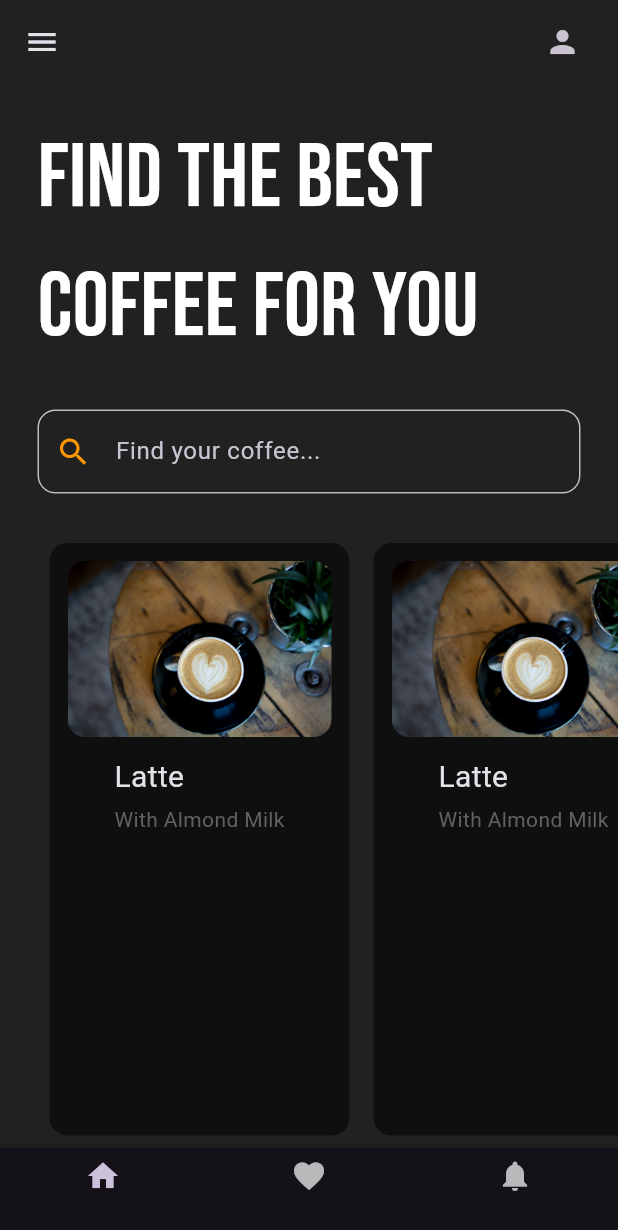
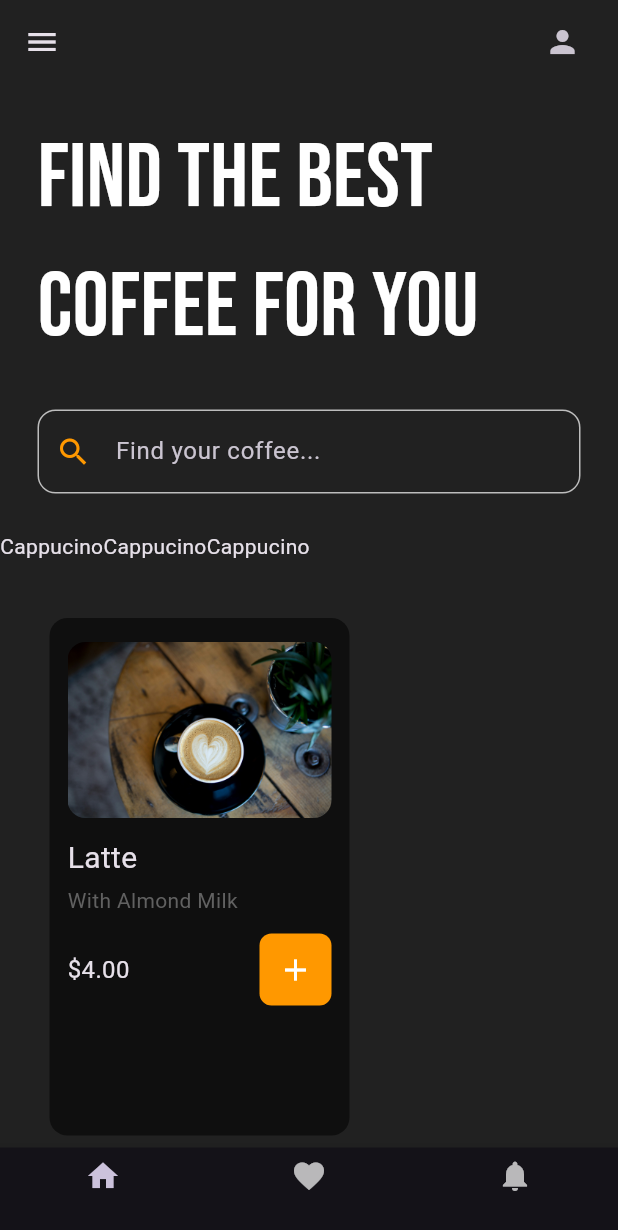
Before and after one commit to kalejaiyeoluwadara/coffee-UI, a Flutter app: the screen it shows after launch, on a phone screen of 412 x 824 dp. Shown: the top 1230 px of the screen. Run offline on Flutter 3.47's test engine with Material 3 defaults, Android fonts, the phone set to English and light mode, and no system bars; our stand-ins replace google_fonts.

Commit message:
a few more updates

```diff
--- a/lib/pages/home_page.dart
+++ b/lib/pages/home_page.dart
@@ -1,6 +1,7 @@
 // ignore_for_file: prefer_const_literals_to_create_immutables
 
 import 'package:flutter/material.dart';
+import 'package:flutter_application_1/utilities/cat_tiles.dart';
 import 'package:flutter_application_1/utilities/coffee_tile.dart';
 import 'package:google_fonts/google_fonts.dart';
 
@@ -71,13 +72,12 @@ class _HomePageState extends State<HomePage> {
             ),
           ),
           const SizedBox(height: 25),
+          const CatTiles(),
           Expanded(
               child: ListView(
             padding: const EdgeInsets.only(left: 25.0),
             scrollDirection: Axis.horizontal,
             children: [
-              const CoffeeTile(),
-              const CoffeeTile(),
               const CoffeeTile(),
             ],
           ))
--- /dev/null
+++ b/lib/utilities/cat_tiles.dart
@@ -0,0 +1,19 @@
+import 'package:flutter/material.dart';
+
+class CatTiles extends StatelessWidget {
+  const CatTiles({super.key});
+
+  @override
+  Widget build(BuildContext context) {
+    return Container(
+        height: 50,
+        child: ListView(
+          scrollDirection: Axis.horizontal,
+          children: [
+            Text('Cappucino'),
+            Text('Cappucino'),
+            Text('Cappucino'),
+          ],
+        ));
+  }
+}
--- a/lib/utilities/coffee_tile.dart
+++ b/lib/utilities/coffee_tile.dart
@@ -5,41 +5,53 @@ class CoffeeTile extends StatelessWidget {
 
   @override
   Widget build(BuildContext context) {
-    return (Padding(
+    return Padding(
       padding: const EdgeInsets.all(8.0),
       child: Container(
-        padding: const EdgeInsets.all(12),
+        padding: const EdgeInsets.symmetric(horizontal: 12, vertical: 16),
         width: 200,
         decoration: BoxDecoration(
-            color: Colors.black54, borderRadius: BorderRadius.circular(12)),
-        child: Column(children: [
+          color: Colors.black54,
+          borderRadius: BorderRadius.circular(12),
+        ),
+        child: Column(
+          crossAxisAlignment: CrossAxisAlignment.start,
+          children: [
             ClipRRect(
               borderRadius: BorderRadius.circular(12),
               child: Image.asset('assets/images/image1.jpg'),
             ),
-          Padding(
-            padding: const EdgeInsets.symmetric(
-              vertical: 12.0,
-            ),
-            child: Column(
-              crossAxisAlignment: CrossAxisAlignment.start,
-              children: [
+            const SizedBox(height: 12),
             const Text(
               'Latte',
               style: TextStyle(fontSize: 20),
             ),
-                const SizedBox(
-                  height: 4,
-                ),
+            const SizedBox(height: 4),
             Text(
               'With Almond Milk',
               style: TextStyle(color: Colors.grey[700]),
-                )
+            ),
+            const SizedBox(height: 12),
+            Row(
+              mainAxisAlignment: MainAxisAlignment.spaceBetween,
+              children: [
+                const Text(
+                  '\$4.00',
+                  style: TextStyle(fontSize: 16),
+                ),
+                Container(
+                  padding: const EdgeInsets.all(12),
+                  decoration: BoxDecoration(
+                    borderRadius: BorderRadius.circular(8),
+                    color: Colors.orange,
+                  ),
+                  child: const Icon(Icons.add),
+                ),
               ],
             ),
-          )
-        ]),
+          ],
         ),
-    ));
+      ),
+    );
   }
 }
```
Lines whose indentation alone changed are shown as unchanged.
